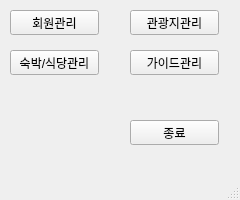
The window that Yanolja_serv/mainpage.ui (mssung34/Yanolja) describes before a commit, drawn with Qt 5.
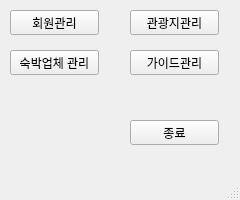
The same window after the commit.

```diff
--- a/Yanolja_serv/mainpage.ui
+++ b/Yanolja_serv/mainpage.ui
@@ -63,7 +63,7 @@
      </rect>
     </property>
     <property name="text">
-     <string>숙박/식당관리</string>
+     <string>숙박업체 관리</string>
     </property>
    </widget>
    <widget class="QPushButton" name="exit_btn">
```
